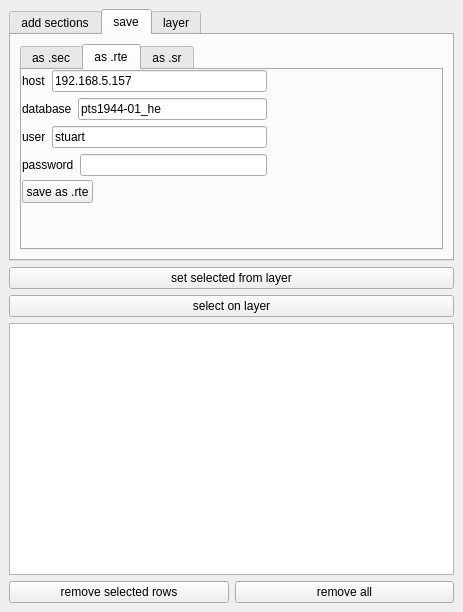
This is manual_sec_builder_dockwidget_base.ui in Drew973/pts_manual_sec_builder_qgis3 as Qt 5 draws it before an edit. The edited form follows.
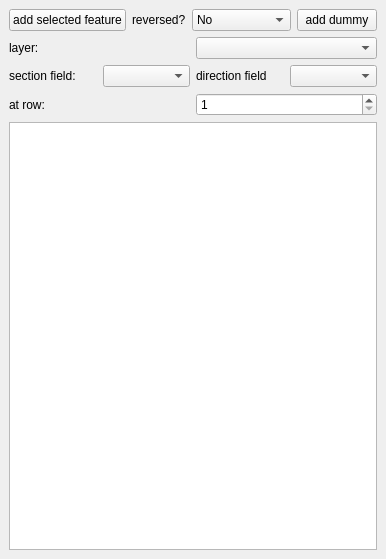
This is the edited form. The open tabs and pages were chosen to show the change. Custom widgets are drawn as their Qt base class.

Patch:
```diff
--- a/manual_sec_builder_dockwidget_base.ui
+++ b/manual_sec_builder_dockwidget_base.ui
@@ -6,40 +6,29 @@
    <rect>
     <x>0</x>
     <y>0</y>
-    <width>463</width>
-    <height>612</height>
+    <width>353</width>
+    <height>559</height>
    </rect>
   </property>
+  <property name="sizePolicy">
+   <sizepolicy hsizetype="Expanding" vsizetype="Expanding">
+    <horstretch>0</horstretch>
+    <verstretch>0</verstretch>
+   </sizepolicy>
+  </property>
+  <property name="minimumSize">
+   <size>
+    <width>353</width>
+    <height>232</height>
+   </size>
+  </property>
   <property name="windowTitle">
    <string>manual sec builder</string>
   </property>
   <widget class="QWidget" name="dockWidgetContents">
-   <layout class="QVBoxLayout" name="verticalLayout_4">
+   <layout class="QVBoxLayout" name="verticalLayout">
     <item>
-     <layout class="QVBoxLayout" name="verticalLayout"/>
-    </item>
-    <item>
-     <widget class="QTabWidget" name="settings">
-      <property name="currentIndex">
-       <number>2</number>
-      </property>
-      <widget class="QWidget" name="tab_2">
-       <attribute name="title">
-        <string>add sections</string>
-       </attribute>
-       <layout class="QVBoxLayout" name="verticalLayout_5">
-        <item>
-         <widget class="QTabWidget" name="tabWidget_2">
-          <property name="currentIndex">
-           <number>0</number>
-          </property>
-          <widget class="QWidget" name="tab_7">
-           <attribute name="title">
-            <string>manually</string>
-           </attribute>
-           <layout class="QVBoxLayout" name="verticalLayout_6">
-            <item>
-             <layout class="QVBoxLayout" name="verticalLayout_3">
+     <layout class="QHBoxLayout" name="horizontalLayout_2">
               <item>
                <widget class="QPushButton" name="addButton">
                 <property name="toolTip">
@@ -51,13 +40,33 @@
                </widget>
               </item>
               <item>
-               <widget class="QCheckBox" name="reverseBox">
+       <widget class="QLabel" name="label_8">
                 <property name="text">
-                 <string>reversed</string>
+         <string>reversed?</string>
                 </property>
                </widget>
               </item>
-             </layout>
+      <item>
+       <widget class="QComboBox" name="reversedBox">
+        <property name="toolTip">
+         <string>&lt;html&gt;&lt;head/&gt;&lt;body&gt;&lt;p&gt;Set reversed? column of rows to add from layer or from  .sec to this.&lt;/p&gt;&lt;/body&gt;&lt;/html&gt;</string>
+        </property>
+        <item>
+         <property name="text">
+          <string>No</string>
+         </property>
+        </item>
+        <item>
+         <property name="text">
+          <string>Yes</string>
+         </property>
+        </item>
+        <item>
+         <property name="text">
+          <string>Leave Blank</string>
+         </property>
+        </item>
+       </widget>
             </item>
             <item>
              <widget class="QPushButton" name="addDummyButton">
@@ -70,260 +79,7 @@
              </widget>
             </item>
            </layout>
-          </widget>
-          <widget class="QWidget" name="tab_5">
-           <attribute name="title">
-            <string>.sec</string>
-           </attribute>
-           <layout class="QVBoxLayout" name="verticalLayout_7">
-            <item>
-             <widget class="QPushButton" name="loadSecButton">
-              <property name="toolTip">
-               <string>&lt;html&gt;&lt;head/&gt;&lt;body&gt;&lt;p&gt;Add sections to table from .sec file.&lt;/p&gt;&lt;/body&gt;&lt;/html&gt;</string>
-              </property>
-              <property name="text">
-               <string>load .sec</string>
-              </property>
-             </widget>
-            </item>
-            <item>
-             <layout class="QHBoxLayout" name="horizontalLayout_10">
-              <item>
-               <widget class="QLabel" name="label_8">
-                <property name="text">
-                 <string>reversed?</string>
-                </property>
-               </widget>
-              </item>
-              <item>
-               <widget class="QComboBox" name="loadSecBox">
-                <property name="toolTip">
-                 <string>&lt;html&gt;&lt;head/&gt;&lt;body&gt;&lt;p&gt;Set reversed? column of rows from the .sec to this.&lt;/p&gt;&lt;/body&gt;&lt;/html&gt;</string>
-                </property>
-               </widget>
-              </item>
-             </layout>
-            </item>
-           </layout>
-          </widget>
-          <widget class="QWidget" name="tab_6">
-           <attribute name="title">
-            <string> .rte</string>
-           </attribute>
-           <layout class="QVBoxLayout" name="verticalLayout_8">
-            <item>
-             <widget class="QPushButton" name="loadRTEButton">
-              <property name="toolTip">
-               <string>&lt;html&gt;&lt;head/&gt;&lt;body&gt;&lt;p&gt;Add sections from .rte to end of list.&lt;/p&gt;&lt;/body&gt;&lt;/html&gt;</string>
-              </property>
-              <property name="text">
-               <string>load .rte</string>
-              </property>
-             </widget>
-            </item>
-           </layout>
-          </widget>
-          <widget class="QWidget" name="tab">
-           <attribute name="title">
-            <string>.sr</string>
-           </attribute>
-           <layout class="QVBoxLayout" name="verticalLayout_9">
-            <item>
-             <widget class="QPushButton" name="loadSRButton">
-              <property name="text">
-               <string>load .sr</string>
-              </property>
-             </widget>
-            </item>
-           </layout>
-          </widget>
-         </widget>
-        </item>
-        <item>
-         <layout class="QHBoxLayout" name="horizontalLayout_7">
-          <item>
-           <widget class="QLabel" name="label_7">
-            <property name="text">
-             <string>at row:</string>
-            </property>
-           </widget>
-          </item>
-          <item>
-           <widget class="QSpinBox" name="rowBox">
-            <property name="toolTip">
-             <string>&lt;html&gt;&lt;head/&gt;&lt;body&gt;&lt;p&gt;Insert new sections at this row. Moves anything in or following this row downwards.&lt;/p&gt;&lt;/body&gt;&lt;/html&gt;</string>
-            </property>
-            <property name="minimum">
-             <number>1</number>
-            </property>
-            <property name="maximum">
-             <number>999</number>
-            </property>
-           </widget>
-          </item>
-         </layout>
-        </item>
-       </layout>
-      </widget>
-      <widget class="QWidget" name="sec">
-       <attribute name="title">
-        <string>save</string>
-       </attribute>
-       <layout class="QVBoxLayout" name="verticalLayout_10">
-        <item>
-         <widget class="QTabWidget" name="tabWidget">
-          <property name="currentIndex">
-           <number>2</number>
-          </property>
-          <widget class="QWidget" name="tab_3">
-           <attribute name="title">
-            <string>as .sec</string>
-           </attribute>
-           <widget class="QPushButton" name="saveAsSecButton">
-            <property name="geometry">
-             <rect>
-              <x>80</x>
-              <y>40</y>
-              <width>82</width>
-              <height>23</height>
-             </rect>
-            </property>
-            <property name="toolTip">
-             <string>&lt;html&gt;&lt;head/&gt;&lt;body&gt;&lt;p&gt;Open save dialog.&lt;/p&gt;&lt;/body&gt;&lt;/html&gt;</string>
-            </property>
-            <property name="text">
-             <string>save as .sec</string>
-            </property>
-           </widget>
-          </widget>
-          <widget class="QWidget" name="tab_4">
-           <attribute name="title">
-            <string>as .rte</string>
-           </attribute>
-           <widget class="QPushButton" name="saveAsRTEButton">
-            <property name="geometry">
-             <rect>
-              <x>0</x>
-              <y>110</y>
-              <width>71</width>
-              <height>23</height>
-             </rect>
-            </property>
-            <property name="text">
-             <string>save as .rte</string>
-            </property>
-           </widget>
-           <widget class="QWidget" name="layoutWidget">
-            <property name="geometry">
-             <rect>
-              <x>0</x>
-              <y>0</y>
-              <width>245</width>
-              <height>108</height>
-             </rect>
-            </property>
-            <layout class="QVBoxLayout" name="verticalLayout_2">
-             <item>
-              <layout class="QHBoxLayout" name="horizontalLayout_5">
-               <item>
-                <widget class="QLabel" name="label_4">
-                 <property name="text">
-                  <string>host</string>
-                 </property>
-                </widget>
-               </item>
-               <item>
-                <widget class="QLineEdit" name="host">
-                 <property name="text">
-                  <string>192.168.5.157</string>
-                 </property>
-                </widget>
-               </item>
-              </layout>
-             </item>
-             <item>
-              <layout class="QHBoxLayout" name="horizontalLayout_6">
-               <item>
-                <widget class="QLabel" name="label_3">
-                 <property name="text">
-                  <string>database</string>
-                 </property>
-                </widget>
-               </item>
-               <item>
-                <widget class="QLineEdit" name="database">
-                 <property name="text">
-                  <string>pts1944-01_he</string>
-                 </property>
-                </widget>
-               </item>
-              </layout>
-             </item>
-             <item>
-              <layout class="QHBoxLayout" name="horizontalLayout">
-               <item>
-                <widget class="QLabel" name="label_5">
-                 <property name="text">
-                  <string>user</string>
-                 </property>
-                </widget>
-               </item>
-               <item>
-                <widget class="QLineEdit" name="user">
-                 <property name="text">
-                  <string>stuart</string>
-                 </property>
-                </widget>
-               </item>
-              </layout>
-             </item>
-             <item>
-              <layout class="QHBoxLayout" name="horizontalLayout_9">
-               <item>
-                <widget class="QLabel" name="label_9">
-                 <property name="text">
-                  <string>password</string>
-                 </property>
-                </widget>
-               </item>
-               <item>
-                <widget class="QLineEdit" name="password"/>
-               </item>
-              </layout>
-             </item>
-            </layout>
-           </widget>
-          </widget>
-          <widget class="QWidget" name="assr">
-           <attribute name="title">
-            <string>as .sr</string>
-           </attribute>
-           <widget class="QPushButton" name="saveAsSRButton">
-            <property name="geometry">
-             <rect>
-              <x>10</x>
-              <y>10</y>
-              <width>75</width>
-              <height>23</height>
-             </rect>
-            </property>
-            <property name="toolTip">
-             <string>&lt;html&gt;&lt;head/&gt;&lt;body&gt;&lt;p&gt;Save as .sd. A .sd is a csv with section and direction.&lt;/p&gt;&lt;/body&gt;&lt;/html&gt;</string>
-            </property>
-            <property name="text">
-             <string>save as .sr</string>
-            </property>
-           </widget>
-          </widget>
-         </widget>
-        </item>
-       </layout>
-      </widget>
-      <widget class="QWidget" name="rte">
-       <attribute name="title">
-        <string>layer</string>
-       </attribute>
-       <layout class="QVBoxLayout" name="verticalLayout_11">
+    </item>
         <item>
          <layout class="QHBoxLayout" name="horizontalLayout_3">
           <item>
@@ -343,7 +99,7 @@
          </layout>
         </item>
         <item>
-         <layout class="QHBoxLayout" name="horizontalLayout_4">
+     <layout class="QHBoxLayout" name="horizontalLayout">
           <item>
            <widget class="QLabel" name="label">
             <property name="text">
@@ -358,10 +114,6 @@
             </property>
            </widget>
           </item>
-         </layout>
-        </item>
-        <item>
-         <layout class="QHBoxLayout" name="horizontalLayout_8">
           <item>
            <widget class="QLabel" name="label_6">
             <property name="text">
@@ -378,32 +130,29 @@
           </item>
          </layout>
         </item>
-       </layout>
-      </widget>
-     </widget>
-    </item>
-    <item>
-     <widget class="QPushButton" name="setSelectedButton">
-      <property name="toolTip">
-       <string>&lt;html&gt;&lt;head/&gt;&lt;body&gt;&lt;p&gt;Select rows of table if they are in selected sections of layer.&lt;/p&gt;&lt;/body&gt;&lt;/html&gt;</string>
-      </property>
-      <property name="text">
-       <string>set selected from layer</string>
-      </property>
-     </widget>
-    </item>
-    <item>
-     <widget class="QPushButton" name="selectButton">
-      <property name="toolTip">
-       <string>&lt;html&gt;&lt;head/&gt;&lt;body&gt;&lt;p&gt;Try to select selected rows of table on layer. If no rows selected acts as if all rows selected.&lt;/p&gt;&lt;/body&gt;&lt;/html&gt;</string>
-      </property>
-      <property name="whatsThis">
-       <string>&lt;html&gt;&lt;head/&gt;&lt;body&gt;&lt;p&gt;Select all rows by clicking top left corner of table.&lt;/p&gt;&lt;/body&gt;&lt;/html&gt;</string>
-      </property>
-      <property name="text">
-       <string>select on layer</string>
-      </property>
-     </widget>
+    <item>
+     <layout class="QHBoxLayout" name="horizontalLayout_7">
+      <item>
+       <widget class="QLabel" name="label_7">
+        <property name="text">
+         <string>at row:</string>
+        </property>
+       </widget>
+      </item>
+      <item>
+       <widget class="QSpinBox" name="rowBox">
+        <property name="toolTip">
+         <string>&lt;html&gt;&lt;head/&gt;&lt;body&gt;&lt;p&gt;New sections will be inserted at this row. Anything on or following this row moves downwards.&lt;/p&gt;&lt;/body&gt;&lt;/html&gt;</string>
+        </property>
+        <property name="minimum">
+         <number>1</number>
+        </property>
+        <property name="maximum">
+         <number>999</number>
+        </property>
+       </widget>
+      </item>
+     </layout>
     </item>
     <item>
      <widget class="QTableWidget" name="secTable">
@@ -411,7 +160,7 @@
        <bool>true</bool>
       </property>
       <property name="toolTip">
-       <string>&lt;html&gt;&lt;head/&gt;&lt;body&gt;&lt;p&gt;Reversed means in CR1.&lt;/p&gt;&lt;p&gt;Double click on reversed? cell to change it.&lt;/p&gt;&lt;p&gt;Clicking top left of table selects all rows.&lt;/p&gt;&lt;p&gt;&lt;br/&gt;&lt;/p&gt;&lt;/body&gt;&lt;/html&gt;</string>
+       <string>&lt;html&gt;&lt;head/&gt;&lt;body&gt;&lt;p&gt;Right click for options.&lt;/p&gt;&lt;p&gt;Double click on reversed? cell to change it.&lt;/p&gt;&lt;p&gt;Reversed means in CR1.&lt;/p&gt;&lt;p&gt;&lt;br/&gt;&lt;/p&gt;&lt;/body&gt;&lt;/html&gt;</string>
       </property>
       <property name="selectionMode">
        <enum>QAbstractItemView::MultiSelection</enum>
@@ -421,30 +170,6 @@
       </property>
      </widget>
     </item>
-    <item>
-     <layout class="QHBoxLayout" name="horizontalLayout_2">
-      <item>
-       <widget class="QPushButton" name="removeButton">
-        <property name="toolTip">
-         <string>&lt;html&gt;&lt;head/&gt;&lt;body&gt;&lt;p&gt;Remove selected section of table.&lt;/p&gt;&lt;/body&gt;&lt;/html&gt;</string>
-        </property>
-        <property name="text">
-         <string>remove selected rows</string>
-        </property>
-       </widget>
-      </item>
-      <item>
-       <widget class="QPushButton" name="removeAllButton">
-        <property name="toolTip">
-         <string>&lt;html&gt;&lt;head/&gt;&lt;body&gt;&lt;p&gt;Open dialog to remove all sections from table.&lt;/p&gt;&lt;/body&gt;&lt;/html&gt;</string>
-        </property>
-        <property name="text">
-         <string>remove all</string>
-        </property>
-       </widget>
-      </item>
-     </layout>
-    </item>
    </layout>
   </widget>
  </widget>
```
Lines whose indentation alone changed are shown as unchanged.
